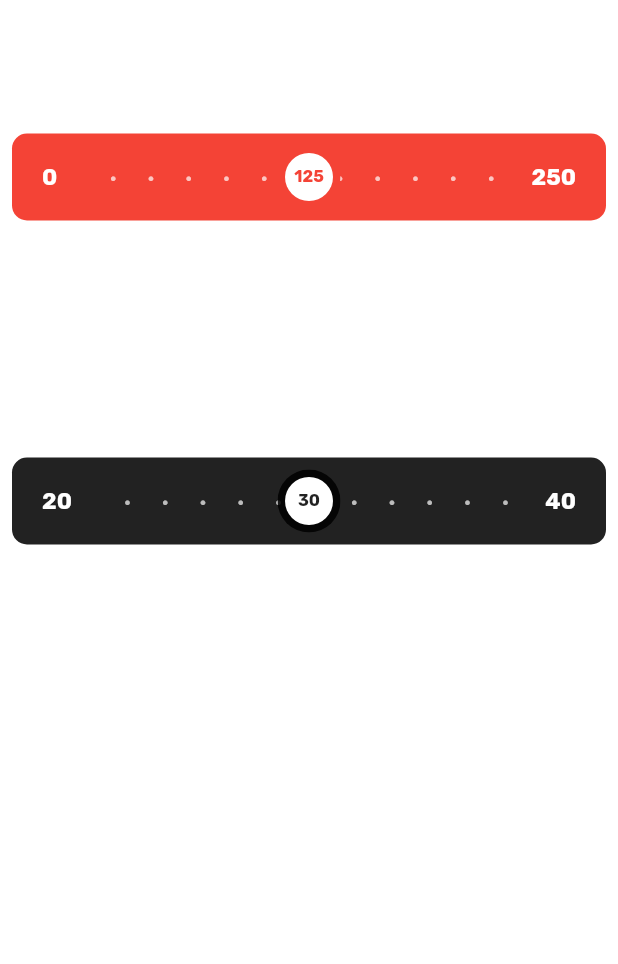
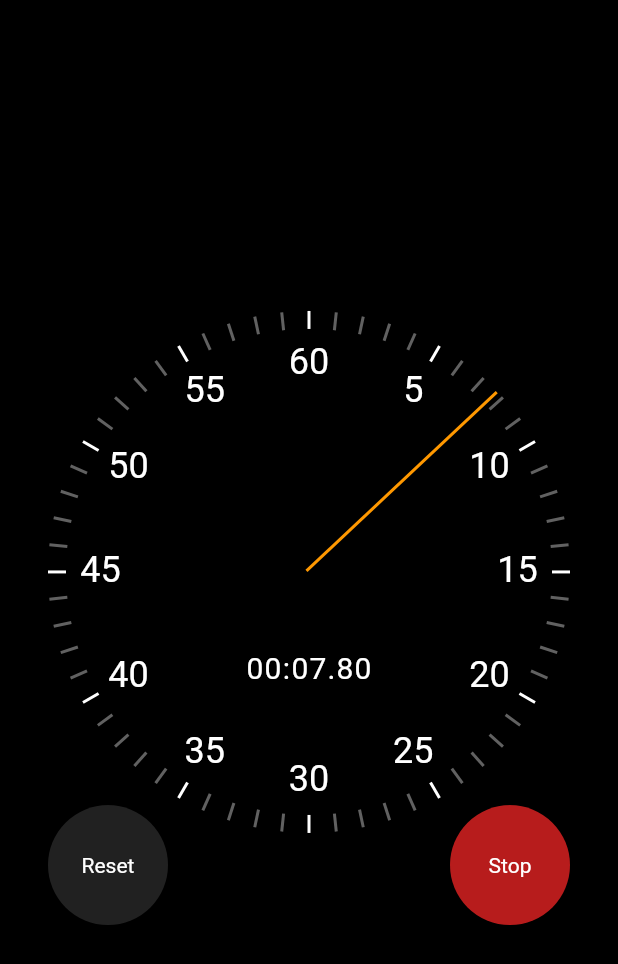
Before and after one commit to mazab99/flutter_ui_screens, a Flutter app: the screen it shows after launch, on a phone screen of 412 x 824 dp. Shown: the top 964 px of the screen. Run offline on Flutter 3.47's test engine with Material 2 defaults, Android fonts, the phone set to English and light mode, and no system bars; our stand-ins replace google_fonts; project files that could hold a hidden picture were left out.

Commit message:
add stopwatch ex

```diff
--- /dev/null
+++ b/lib/animations/stopwatch_flutter/home.dart
@@ -0,0 +1,40 @@
+import 'package:flutter/material.dart';
+import 'package:flutter/services.dart';
+import 'package:flutter_ui_screens/animations/stopwatch_flutter/ui/stopwatch.dart';
+
+class StopWatchHomeScreen extends StatelessWidget {
+  const StopWatchHomeScreen({super.key});
+
+  @override
+  Widget build(BuildContext context) {
+    return MaterialApp(
+      theme: ThemeData.dark().copyWith(
+        scaffoldBackgroundColor: Colors.black,
+      ),
+      debugShowCheckedModeBanner: false,
+      home: MyHomePage(),
+    );
+  }
+}
+
+class MyHomePage extends StatelessWidget {
+  MyHomePage({Key? key}) : super(key: key);
+
+  @override
+  Widget build(BuildContext context) {
+    return AnnotatedRegion<SystemUiOverlayStyle>(
+      value: SystemUiOverlayStyle.light,
+      child: Scaffold(
+        body: Center(
+          child: Padding(
+            padding: const EdgeInsets.all(32.0),
+            child: AspectRatio(
+              aspectRatio: 0.85,
+              child: StopwatchScreen(),
+            ),
+          ),
+        ),
+      ),
+    );
+  }
+}
--- /dev/null
+++ b/lib/animations/stopwatch_flutter/ui/clock_hand.dart
@@ -0,0 +1,32 @@
+
+import 'package:flutter/material.dart';
+
+class ClockHand extends StatelessWidget {
+  const ClockHand(
+      {Key? key,
+      required this.rotationZAngle,
+      required this.handThickness,
+      required this.handLength,
+      required this.color})
+      : super(key: key);
+
+  final double rotationZAngle;
+  final double handThickness;
+  final double handLength;
+  final Color color;
+
+  @override
+  Widget build(BuildContext context) {
+    return Transform(
+      alignment: Alignment.topLeft,
+      transform: Matrix4.identity()
+        ..translate(-handThickness / 2, 0,0)
+        ..rotateZ(rotationZAngle),
+      child: Container(
+        height: handLength,
+        width: handThickness,
+        color: color,
+      ),
+    );
+  }
+}
--- /dev/null
+++ b/lib/animations/stopwatch_flutter/ui/clock_markers.dart
@@ -0,0 +1,67 @@
+import 'dart:math';
+
+import 'package:flutter/material.dart';
+
+class ClockSecondsTickMarker extends StatelessWidget {
+  const ClockSecondsTickMarker(
+      {Key? key, required this.seconds, required this.radius})
+      : super(key: key);
+
+  final int seconds;
+  final double radius;
+
+  @override
+  Widget build(BuildContext context) {
+    final color = seconds % 5 == 0 ? Colors.white : Colors.grey[700];
+    final width = 2.0;
+    final height = 12.0;
+    return Transform(
+      alignment: Alignment.center,
+      transform: Matrix4.identity()
+        ..translate(-width / 2, -height / 2, 0.0)
+        ..rotateZ(2 * pi * (seconds / 60.0))
+        ..translate(0.0, radius - height / 2, 0.0),
+      child: Container(
+        width: width,
+        height: height,
+        color: color,
+      ),
+    );
+  }
+}
+
+class ClockTextMaker extends StatelessWidget {
+  const ClockTextMaker(
+      {Key? key,
+      required this.value,
+      required this.maxValue,
+      required this.radius})
+      : super(key: key);
+
+  final int value;
+  final int maxValue;
+  final double radius;
+
+  @override
+  Widget build(BuildContext context) {
+    const width = 40.0;
+    const height = 30.0;
+
+    return Transform(
+        alignment: Alignment.center,
+        transform: Matrix4.identity()
+          ..translate(-width / 2, -height / 2, 0.0)
+          ..rotateZ(pi + 2 * pi * (value / maxValue))
+          ..translate(0.0, radius - 35, 0.0)
+          ..rotateZ(pi - 2 * pi * (value / maxValue)),
+        child: SizedBox(
+          width: width,
+          height: height,
+          child: Text(
+            value.toString(),
+            style: TextStyle(color: Colors.white, fontSize: 24),
+            textAlign: TextAlign.center,
+          ),
+        ));
+  }
+}
--- /dev/null
+++ b/lib/animations/stopwatch_flutter/ui/elapsed_time_text.dart
@@ -0,0 +1,48 @@
+import 'package:flutter/material.dart';
+
+class ElapsedTimeText extends StatelessWidget {
+  const ElapsedTimeText({Key? key, required this.elapsed}) : super(key: key);
+  final Duration elapsed;
+
+  @override
+  Widget build(BuildContext context) {
+    final hundreds = (elapsed.inMilliseconds / 10) % 100;
+    final seconds = elapsed.inSeconds % 60;
+    final minutes = elapsed.inMinutes % 60;
+    final hundredsStr = hundreds.toStringAsFixed(0).padLeft(2, '0');
+    final secondsStr = seconds.toString().padLeft(2, '0');
+    final minutesStr = minutes.toString().padLeft(2, '0');
+    const digitWidth = 12.0;
+    return Row(
+      mainAxisAlignment: MainAxisAlignment.center,
+      children: [
+        TimeDigit(minutesStr.substring(0, 1), width: digitWidth),
+        TimeDigit(minutesStr.substring(1, 2), width: digitWidth),
+        TimeDigit(':', width: 6),
+        TimeDigit(secondsStr.substring(0, 1), width: digitWidth),
+        TimeDigit(secondsStr.substring(1, 2), width: digitWidth),
+        TimeDigit('.', width: 6),
+        TimeDigit(hundredsStr.substring(0, 1), width: digitWidth),
+        TimeDigit(hundredsStr.substring(1, 2), width: digitWidth),
+      ],
+    );
+  }
+}
+
+class TimeDigit extends StatelessWidget {
+  const TimeDigit(this.text, {Key? key, required this.width}) : super(key: key);
+  final String text;
+  final double width;
+
+  @override
+  Widget build(BuildContext context) {
+    return SizedBox(
+      width: width,
+      child: Text(
+        text,
+        style: TextStyle(fontSize: 20),
+        textAlign: TextAlign.center,
+      ),
+    );
+  }
+}
--- /dev/null
+++ b/lib/animations/stopwatch_flutter/ui/elapsed_time_text_basic.dart
@@ -0,0 +1,22 @@
+import 'package:flutter/material.dart';
+
+class ElapsedTimeTextBasic extends StatelessWidget {
+  const ElapsedTimeTextBasic({Key? key, required this.elapsed})
+      : super(key: key);
+  final Duration elapsed;
+
+  @override
+  Widget build(BuildContext context) {
+    final hundreds = (elapsed.inMilliseconds / 10) % 100;
+    final seconds = elapsed.inSeconds % 60;
+    final minutes = elapsed.inMinutes % 60;
+    final hundredsStr = hundreds.toStringAsFixed(0).padLeft(2, '0');
+    final secondsStr = seconds.toString().padLeft(2, '0');
+    final minutesStr = minutes.toString().padLeft(2, '0');
+    return Text(
+      '$minutesStr:$secondsStr.$hundredsStr',
+      textAlign: TextAlign.center,
+      style: TextStyle(fontSize: 40),
+    );
+  }
+}
--- /dev/null
+++ b/lib/animations/stopwatch_flutter/ui/reset_button.dart
@@ -0,0 +1,24 @@
+import 'package:flutter/material.dart';
+
+class ResetButton extends StatelessWidget {
+  const ResetButton({Key? key, this.onPressed}) : super(key: key);
+  final VoidCallback? onPressed;
+
+  @override
+  Widget build(BuildContext context) {
+    return ClipOval(
+      child: Material(
+        color: Colors.grey[900], // button color
+        child: InkWell(
+          onTap: onPressed,
+          child: Align(
+            alignment: Alignment.center,
+            child: Text(
+              'Reset',
+            ),
+          ),
+        ),
+      ),
+    );
+  }
+}
--- /dev/null
+++ b/lib/animations/stopwatch_flutter/ui/start_stop_button.dart
@@ -0,0 +1,26 @@
+import 'package:flutter/material.dart';
+
+class StartStopButton extends StatelessWidget {
+  const StartStopButton({Key? key, required this.isRunning, this.onPressed})
+      : super(key: key);
+  final bool isRunning;
+  final VoidCallback? onPressed;
+
+  @override
+  Widget build(BuildContext context) {
+    return ClipOval(
+      child: Material(
+        color: isRunning ? Colors.red[900] : Colors.green[900], // button color
+        child: InkWell(
+          onTap: onPressed,
+          child: Align(
+            alignment: Alignment.center,
+            child: Text(
+              isRunning ? 'Stop' : 'Start',
+            ),
+          ),
+        ),
+      ),
+    );
+  }
+}
--- /dev/null
+++ b/lib/animations/stopwatch_flutter/ui/stopwatch.dart
@@ -0,0 +1,101 @@
+import 'dart:math';
+
+import 'package:flutter/material.dart';
+import 'package:flutter/scheduler.dart';
+import 'package:flutter_ui_screens/animations/stopwatch_flutter/ui/reset_button.dart';
+import 'package:flutter_ui_screens/animations/stopwatch_flutter/ui/start_stop_button.dart';
+import 'package:flutter_ui_screens/animations/stopwatch_flutter/ui/stopwatch_renderer.dart';
+
+
+class StopwatchScreen extends StatefulWidget {
+  @override
+  _StopwatchScreenState createState() => _StopwatchScreenState();
+}
+
+class _StopwatchScreenState extends State<StopwatchScreen>
+    with SingleTickerProviderStateMixin {
+  Duration _previousElapsed = Duration.zero;
+  Duration _currentElapsed = Duration.zero;
+
+  Duration get _elapsed => _previousElapsed + _currentElapsed;
+  late final Ticker _ticker;
+  bool _isRunning = true;
+
+  @override
+  void initState() {
+    super.initState();
+
+    _ticker = createTicker((elapsed) {
+      setState(() {
+        _currentElapsed = elapsed;
+      });
+    });
+    _ticker.start();
+  }
+
+  void _toggleRunning() {
+    setState(() {
+      _isRunning = !_isRunning;
+      if (_isRunning) {
+        _ticker.start();
+      } else {
+        _ticker.stop();
+        _previousElapsed += _currentElapsed;
+        _currentElapsed = Duration.zero;
+      }
+    });
+  }
+
+  void _reset() {
+    _ticker.stop();
+    setState(() {
+      _previousElapsed = Duration.zero;
+      _currentElapsed = Duration.zero;
+      _isRunning = false;
+    });
+  }
+
+  @override
+  void dispose() {
+    _ticker.dispose();
+    super.dispose();
+  }
+
+  @override
+  Widget build(BuildContext context) {
+    return LayoutBuilder(builder: (context, constraints) {
+      final radius = min(constraints.maxWidth, constraints.maxHeight) / 2;
+      return Stack(
+        children: [
+          Center(
+            child: StopwatchRenderer(
+              radius: radius,
+              elapsed: _elapsed,
+            ),
+          ),
+          Align(
+            alignment: Alignment.bottomLeft,
+            child: SizedBox(
+              width: 80,
+              height: 80,
+              child: ResetButton(
+                onPressed: _reset,
+              ),
+            ),
+          ),
+          Align(
+            alignment: Alignment.bottomRight,
+            child: SizedBox(
+              width: 80,
+              height: 80,
+              child: StartStopButton(
+                onPressed: _toggleRunning,
+                isRunning: _isRunning,
+              ),
+            ),
+          )
+        ],
+      );
+    });
+  }
+}
--- /dev/null
+++ b/lib/animations/stopwatch_flutter/ui/stopwatch_renderer.dart
@@ -0,0 +1,50 @@
+import 'dart:math';
+
+import 'package:flutter/material.dart';
+import 'clock_hand.dart';
+import 'clock_markers.dart';
+import 'elapsed_time_text.dart';
+
+class StopwatchRenderer extends StatelessWidget {
+  const StopwatchRenderer(
+      {Key? key, required this.elapsed, required this.radius})
+      : super(key: key);
+
+  final Duration elapsed;
+  final double radius;
+
+  @override
+  Widget build(BuildContext context) {
+    return Stack(
+      children: [
+        for (var i = 0; i < 60; i++)
+          Positioned(
+              left: radius,
+              top: radius,
+              child: ClockSecondsTickMarker(seconds: i, radius: radius)),
+        for (var i = 5; i <= 60; i += 5)
+          Positioned(
+              left: radius,
+              top: radius,
+              child: ClockTextMaker(value: i, maxValue: 60, radius: radius)),
+        Positioned(
+          left: radius,
+          top: radius,
+          child: ClockHand(
+              rotationZAngle: pi + (2 * pi / 60000) * elapsed.inMilliseconds,
+              handThickness: 2,
+              handLength: radius,
+              color: Colors.orange),
+        ),
+        Positioned(
+          left: 0,
+          right: 0,
+          top: radius * 1.3,
+          child: ElapsedTimeText(
+            elapsed: elapsed,
+          ),
+        ),
+      ],
+    );
+  }
+}
--- a/lib/main.dart
+++ b/lib/main.dart
@@ -3,6 +3,7 @@ import 'package:flutter_ui_screens/screens/slider/slider_home.dart';
 import 'package:google_fonts/google_fonts.dart';
 
 import 'animations/animated_container/src/pages/cuadrado_animado_page.dart';
+import 'animations/stopwatch_flutter/home.dart';
 
 void main() {
   runApp(const MyApp());
@@ -21,7 +22,7 @@ class MyApp extends StatelessWidget {
         primarySwatch: Colors.blue,
         textTheme: GoogleFonts.rubikTextTheme(Theme.of(context).textTheme),
       ),
-      home: SliderHomeScreen(),
+      home: StopWatchHomeScreen(),
     );
   }
 }
```
